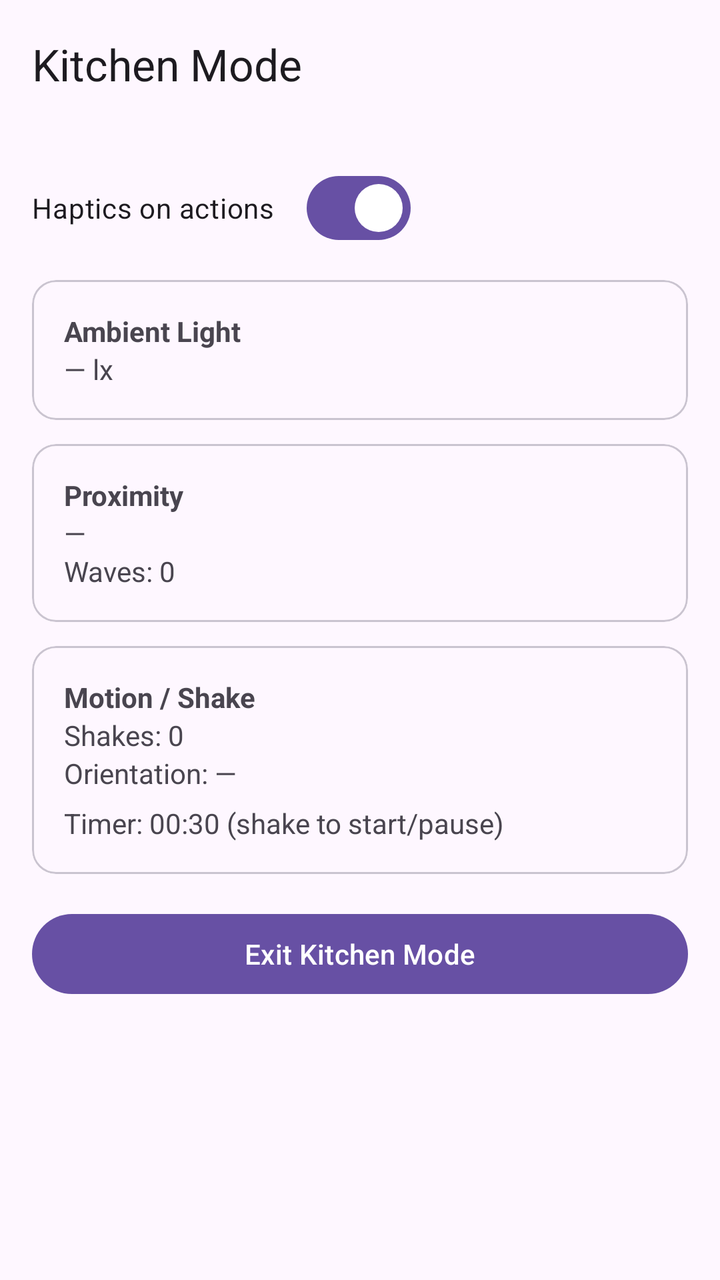
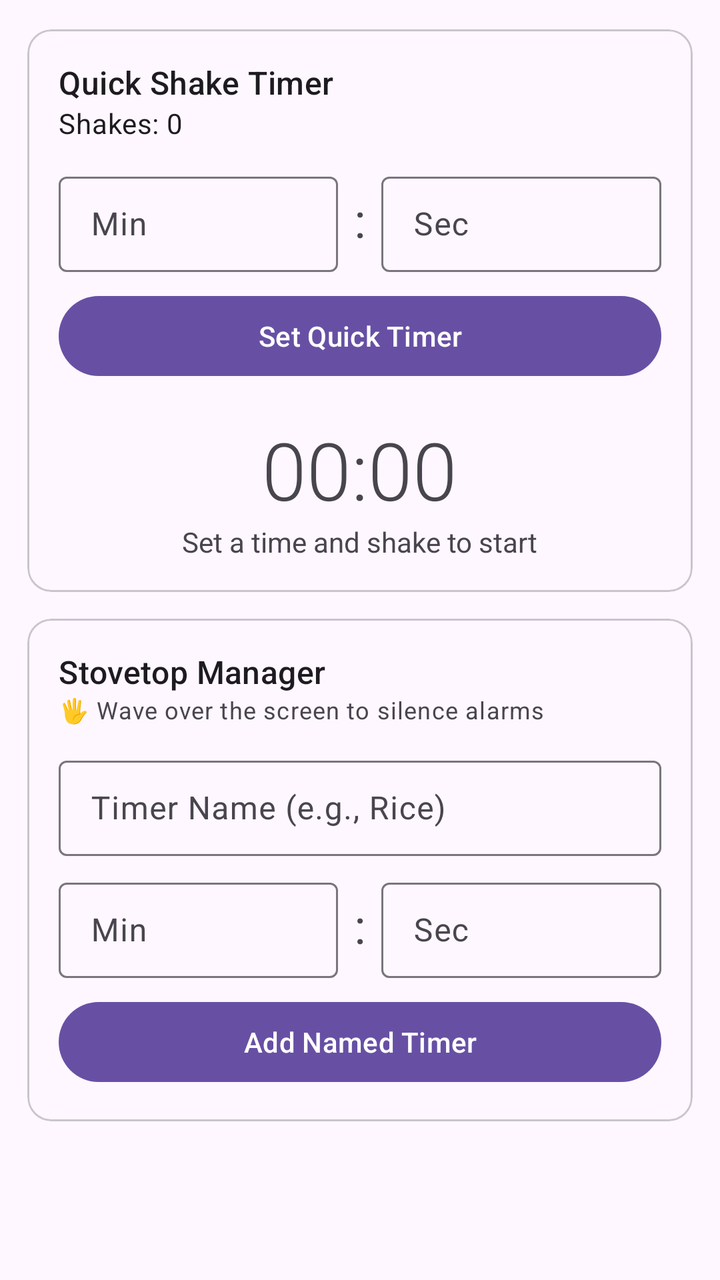

Two renders of the same Android screen: before a commit and after it. Below are the layout's source before the change and the commit's diff.
<!-- AndroidManifest.xml: application theme Theme.CAPro -->
<!-- res/layout/activity_sensors.xml -->
<?xml version="1.0" encoding="utf-8"?>
<androidx.coordinatorlayout.widget.CoordinatorLayout
    xmlns:android="http://schemas.android.com/apk/res/android"
    xmlns:app="http://schemas.android.com/apk/res-auto"
    android:layout_width="match_parent"
    android:layout_height="match_parent">

    <com.google.android.material.appbar.MaterialToolbar
        android:id="@+id/kitchenToolbar"
        android:layout_width="match_parent"
        android:layout_height="?attr/actionBarSize"
        android:background="?attr/colorSurface"
        app:title="Kitchen Mode"/>

    <ScrollView
        android:layout_width="match_parent"
        android:layout_height="match_parent"
        android:paddingTop="?attr/actionBarSize">

        <LinearLayout
            android:layout_width="match_parent"
            android:layout_height="wrap_content"
            android:orientation="vertical"
            android:padding="16dp">

            <com.google.android.material.materialswitch.MaterialSwitch
                android:id="@+id/switchHaptics"
                android:layout_width="wrap_content"
                android:layout_height="wrap_content"
                android:text="Haptics on actions"
                android:checked="true"/>

            <com.google.android.material.card.MaterialCardView
                android:layout_width="match_parent"
                android:layout_height="wrap_content"
                android:layout_marginTop="12dp">
                <LinearLayout
                    android:padding="16dp"
                    android:orientation="vertical"
                    android:layout_width="match_parent"
                    android:layout_height="wrap_content">
                    <TextView android:text="Ambient Light" android:textStyle="bold"
                        android:layout_width="wrap_content" android:layout_height="wrap_content"/>
                    <TextView android:id="@+id/txtLight" android:text="— lx"
                        android:layout_width="wrap_content" android:layout_height="wrap_content"/>
                </LinearLayout>
            </com.google.android.material.card.MaterialCardView>

            <com.google.android.material.card.MaterialCardView
                android:layout_width="match_parent"
                android:layout_height="wrap_content"
                android:layout_marginTop="12dp">
                <LinearLayout
                    android:padding="16dp"
                    android:orientation="vertical"
                    android:layout_width="match_parent"
                    android:layout_height="wrap_content">
                    <TextView android:text="Proximity" android:textStyle="bold"
                        android:layout_width="wrap_content" android:layout_height="wrap_content"/>
                    <TextView android:id="@+id/txtProx" android:text="—"
                        android:layout_width="wrap_content" android:layout_height="wrap_content"/>
                    <TextView android:id="@+id/txtWaves" android:text="Waves: 0"
                        android:layout_width="wrap_content" android:layout_height="wrap_content"/>
                </LinearLayout>
            </com.google.android.material.card.MaterialCardView>

            <com.google.android.material.card.MaterialCardView
                android:layout_width="match_parent"
                android:layout_height="wrap_content"
                android:layout_marginTop="12dp">
                <LinearLayout
                    android:padding="16dp"
                    android:orientation="vertical"
                    android:layout_width="match_parent"
                    android:layout_height="wrap_content">
                    <TextView android:text="Motion / Shake" android:textStyle="bold"
                        android:layout_width="wrap_content" android:layout_height="wrap_content"/>
                    <TextView android:id="@+id/txtShake" android:text="Shakes: 0"
                        android:layout_width="wrap_content" android:layout_height="wrap_content"/>
                    <TextView android:id="@+id/txtOrientation" android:text="Orientation: —"
                        android:layout_width="wrap_content" android:layout_height="wrap_content"/>
                    <TextView android:id="@+id/txtTimer" android:text="Timer: 00:30 (shake to start/pause)"
                        android:layout_width="wrap_content" android:layout_height="wrap_content"
                        android:paddingTop="6dp"/>
                </LinearLayout>
            </com.google.android.material.card.MaterialCardView>

            <com.google.android.material.button.MaterialButton
                android:id="@+id/btnClose"
                android:layout_marginTop="16dp"
                android:layout_width="match_parent"
                android:layout_height="wrap_content"
                android:text="Exit Kitchen Mode"/>
        </LinearLayout>
    </ScrollView>
</androidx.coordinatorlayout.widget.CoordinatorLayout>
<!-- resources referenced by this layout -->
<resources>
  <style name="Theme.CAPro" parent="Theme.Material3.DayNight.NoActionBar">
          <item name="android:statusBarColor">@android:color/transparent</item>
      </style>
</resources>

<!-- the commit's change to res/layout/activity_sensors.xml (unified diff, before → after) -->
@@ -3,94 +3,189 @@
     xmlns:android="http://schemas.android.com/apk/res/android"
     xmlns:app="http://schemas.android.com/apk/res-auto"
     android:layout_width="match_parent"
-    android:layout_height="match_parent">
+    android:layout_height="match_parent"
+    android:fitsSystemWindows="true">
 
     <com.google.android.material.appbar.MaterialToolbar
         android:id="@+id/kitchenToolbar"
         android:layout_width="match_parent"
         android:layout_height="?attr/actionBarSize"
         android:background="?attr/colorSurface"
-        app:title="Kitchen Mode"/>
+        app:navigationIcon="@android:drawable/ic_menu_close_clear_cancel"
+        app:title="Kitchen Tools"/>
 
     <ScrollView
         android:layout_width="match_parent"
         android:layout_height="match_parent"
-        android:paddingTop="?attr/actionBarSize">
+        app:layout_behavior="@string/appbar_scrolling_view_behavior">
 
         <LinearLayout
             android:layout_width="match_parent"
             android:layout_height="wrap_content"
             android:orientation="vertical"
-            android:padding="16dp">
-
-            <com.google.android.material.materialswitch.MaterialSwitch
-                android:id="@+id/switchHaptics"
-                android:layout_width="wrap_content"
-                android:layout_height="wrap_content"
-                android:text="Haptics on actions"
-                android:checked="true"/>
+            android:padding="8dp">
 
             <com.google.android.material.card.MaterialCardView
                 android:layout_width="match_parent"
                 android:layout_height="wrap_content"
-                android:layout_marginTop="12dp">
+                app:cardUseCompatPadding="true">
                 <LinearLayout
                     android:padding="16dp"
                     android:orientation="vertical"
                     android:layout_width="match_parent"
                     android:layout_height="wrap_content">
-                    <TextView android:text="Ambient Light" android:textStyle="bold"
-                        android:layout_width="wrap_content" android:layout_height="wrap_content"/>
-                    <TextView android:id="@+id/txtLight" android:text="— lx"
-                        android:layout_width="wrap_content" android:layout_height="wrap_content"/>
+
+                    <TextView
+                        android:text="Quick Shake Timer"
+                        android:textAppearance="?attr/textAppearanceTitleMedium"
+                        android:layout_width="wrap_content"
+                        android:layout_height="wrap_content"/>
+                    <TextView
+                        android:id="@+id/txtShake"
+                        android:text="Shakes: 0"
+                        android:textAppearance="?attr/textAppearanceBodyMedium"
+                        android:layout_width="wrap_content"
+                        android:layout_height="wrap_content"
+                        android:layout_marginBottom="12dp"/>
+
+                    <LinearLayout
+                        android:layout_width="match_parent"
+                        android:layout_height="wrap_content"
+                        android:orientation="horizontal"
+                        android:gravity="center_vertical">
+                        <com.google.android.material.textfield.TextInputLayout
+                            android:layout_width="0dp"
+                            android:layout_height="wrap_content"
+                            android:layout_weight="1"
+                            style="@style/Widget.Material3.TextInputLayout.OutlinedBox.Dense">
+                            <com.google.android.material.textfield.TextInputEditText
+                                android:id="@+id/editShakeTimerMinutes"
+                                android:layout_width="match_parent"
+                                android:layout_height="wrap_content"
+                                android:hint="Min"
+                                android:inputType="number"
+                                android:maxLength="2"/>
+                        </com.google.android.material.textfield.TextInputLayout>
+                        <TextView android:layout_width="wrap_content" android:layout_height="wrap_content" android:text=":" android:textSize="24sp" android:layout_marginStart="8dp" android:layout_marginEnd="8dp"/>
+                        <com.google.android.material.textfield.TextInputLayout
+                            android:layout_width="0dp"
+                            android:layout_height="wrap_content"
+                            android:layout_weight="1"
+                            style="@style/Widget.Material3.TextInputLayout.OutlinedBox.Dense">
+                            <com.google.android.material.textfield.TextInputEditText
+                                android:id="@+id/editShakeTimerSeconds"
+                                android:layout_width="match_parent"
+                                android:layout_height="wrap_content"
+                                android:hint="Sec"
+                                android:inputType="number"
+                                android:maxLength="2"/>
+                        </com.google.android.material.textfield.TextInputLayout>
+                    </LinearLayout>
+                    <com.google.android.material.button.MaterialButton
+                        android:id="@+id/btnSetShakeTimer"
+                        android:layout_width="match_parent"
+                        android:layout_height="wrap_content"
+                        android:text="Set Quick Timer"
+                        android:layout_marginTop="8dp"/>
+                    <TextView
+                        android:id="@+id/txtShakeTimer"
+                        android:layout_width="wrap_content"
+                        android:layout_height="wrap_content"
+                        android:text="00:00"
+                        android:textSize="40sp"
+                        android:fontFamily="sans-serif-light"
+                        android:layout_gravity="center_horizontal"
+                        android:layout_marginTop="16dp"/>
+                    <TextView
+                        android:id="@+id/txtShakeTimerStatus"
+                        android:layout_width="wrap_content"
+                        android:layout_height="wrap_content"
+                        android:text="Set a time and shake to start"
+                        android:layout_gravity="center_horizontal"/>
                 </LinearLayout>
             </com.google.android.material.card.MaterialCardView>
 
             <com.google.android.material.card.MaterialCardView
                 android:layout_width="match_parent"
                 android:layout_height="wrap_content"
-                android:layout_marginTop="12dp">
+                app:cardUseCompatPadding="true">
                 <LinearLayout
-                    android:padding="16dp"
+                    android:layout_width="match_parent"
+                    android:layout_height="wrap_content"
                     android:orientation="vertical"
-                    android:layout_width="match_parent"
-                    android:layout_height="wrap_content">
-                    <TextView android:text="Proximity" android:textStyle="bold"
-                        android:layout_width="wrap_content" android:layout_height="wrap_content"/>
-                    <TextView android:id="@+id/txtProx" android:text="—"
-                        android:layout_width="wrap_content" android:layout_height="wrap_content"/>
-                    <TextView android:id="@+id/txtWaves" android:text="Waves: 0"
-                        android:layout_width="wrap_content" android:layout_height="wrap_content"/>
+                    android:padding="16dp">
+
+                    <TextView
+                        android:text="Stovetop Manager"
+                        android:textAppearance="?attr/textAppearanceTitleMedium"
+                        android:layout_width="wrap_content"
+                        android:layout_height="wrap_content"/>
+
+                    <TextView
+                        android:layout_width="wrap_content"
+                        android:layout_height="wrap_content"
+                        android:text="🖐️ Wave over the screen to silence alarms"
+                        android:textAppearance="?attr/textAppearanceBodySmall"
+                        android:layout_marginBottom="12dp"/>
+
+                    <com.google.android.material.textfield.TextInputLayout
+                        android:layout_width="match_parent"
+                        android:layout_height="wrap_content"
+                        style="@style/Widget.Material3.TextInputLayout.OutlinedBox.Dense">
+                        <com.google.android.material.textfield.TextInputEditText
+                            android:id="@+id/editTimerName"
+                            android:layout_width="match_parent"
+                            android:layout_height="wrap_content"
+                            android:hint="Timer Name (e.g., Rice)"/>
+                    </com.google.android.material.textfield.TextInputLayout>
+                    <LinearLayout
+                        android:layout_width="match_parent"
+                        android:layout_height="wrap_content"
+                        android:orientation="horizontal"
+                        android:gravity="center_vertical"
+                        android:layout_marginTop="8dp">
+                        <com.google.android.material.textfield.TextInputLayout
+                            android:layout_width="0dp"
+                            android:layout_height="wrap_content"
+                            android:layout_weight="1"
+                            style="@style/Widget.Material3.TextInputLayout.OutlinedBox.Dense">
+                            <com.google.android.material.textfield.TextInputEditText
+                                android:id="@+id/editTimerMinutes"
+                                android:layout_width="match_parent"
+                                android:layout_height="wrap_content"
+                                android:hint="Min"
+                                android:inputType="number"
+                                android:maxLength="2"/>
+                        </com.google.android.material.textfield.TextInputLayout>
+                        <TextView android:layout_width="wrap_content" android:layout_height="wrap_content" android:text=":" android:textSize="24sp" android:layout_marginStart="8dp" android:layout_marginEnd="8dp"/>
+                        <com.google.android.material.textfield.TextInputLayout
+                            android:layout_width="0dp"
+                            android:layout_height="wrap_content"
+                            android:layout_weight="1"
+                            style="@style/Widget.Material3.TextInputLayout.OutlinedBox.Dense">
+                            <com.google.android.material.textfield.TextInputEditText
+                                android:id="@+id/editTimerSeconds"
+                                android:layout_width="match_parent"
+                                android:layout_height="wrap_content"
+                                android:hint="Sec"
+                                android:inputType="number"
+                                android:maxLength="2"/>
+                        </com.google.android.material.textfield.TextInputLayout>
+                    </LinearLayout>
+                    <com.google.android.material.button.MaterialButton
+                        android:id="@+id/btnAddTimer"
+                        android:layout_width="match_parent"
+                        android:layout_height="wrap_content"
+                        android:text="Add Named Timer"
+                        android:layout_marginTop="8dp"/>
                 </LinearLayout>
             </com.google.android.material.card.MaterialCardView>
 
-            <com.google.android.material.card.MaterialCardView
+            <LinearLayout
+                android:id="@+id/timersContainer"
                 android:layout_width="match_parent"
                 android:layout_height="wrap_content"
-                android:layout_marginTop="12dp">
-                <LinearLayout
-                    android:padding="16dp"
-                    android:orientation="vertical"
-                    android:layout_width="match_parent"
-                    android:layout_height="wrap_content">
-                    <TextView android:text="Motion / Shake" android:textStyle="bold"
-                        android:layout_width="wrap_content" android:layout_height="wrap_content"/>
-                    <TextView android:id="@+id/txtShake" android:text="Shakes: 0"
-                        android:layout_width="wrap_content" android:layout_height="wrap_content"/>
-                    <TextView android:id="@+id/txtOrientation" android:text="Orientation: —"
-                        android:layout_width="wrap_content" android:layout_height="wrap_content"/>
-                    <TextView android:id="@+id/txtTimer" android:text="Timer: 00:30 (shake to start/pause)"
-                        android:layout_width="wrap_content" android:layout_height="wrap_content"
-                        android:paddingTop="6dp"/>
-                </LinearLayout>
-            </com.google.android.material.card.MaterialCardView>
-
-            <com.google.android.material.button.MaterialButton
-                android:id="@+id/btnClose"
-                android:layout_marginTop="16dp"
-                android:layout_width="match_parent"
-                android:layout_height="wrap_content"
-                android:text="Exit Kitchen Mode"/>
+                android:orientation="vertical"/>
         </LinearLayout>
     </ScrollView>
 </androidx.coordinatorlayout.widget.CoordinatorLayout>
